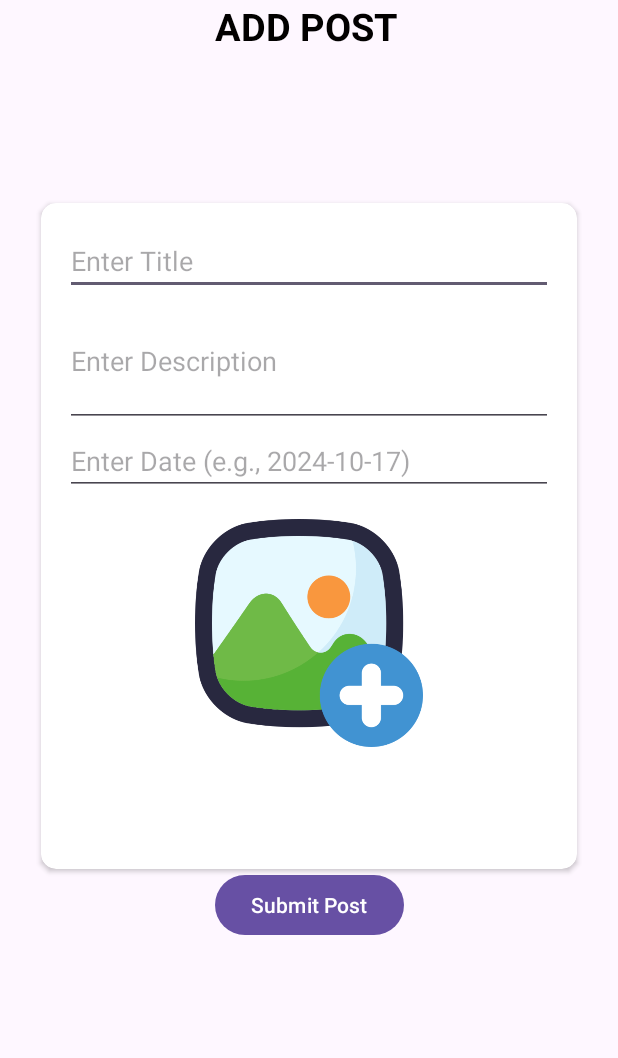
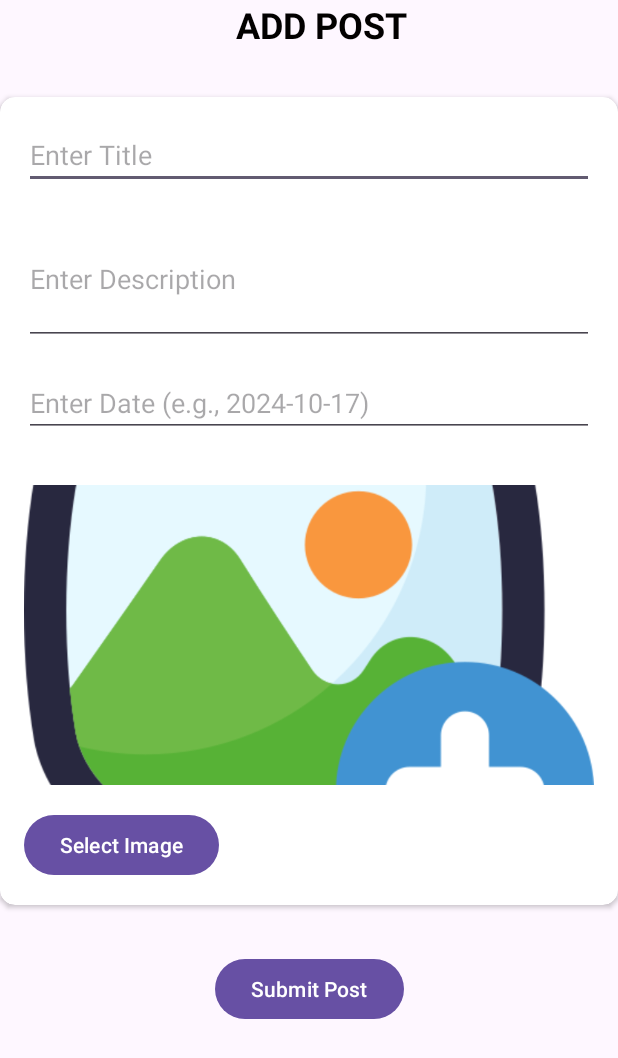
Before and after one commit to aziztrifi/mobilesanteeconect, an Android app: the AddBlog screen opened directly, with no data from a screen before it, on a phone screen of 412 x 824 dp. Shown: the top 1058 px of the screen. Run offline under Robolectric (Android 15) with nearby library versions, the phone set to English and light mode, and no system bars.

Commit message:
add imageblog

```diff
--- a/app/src/main/res/layout/activity_addblog.xml
+++ b/app/src/main/res/layout/activity_addblog.xml
@@ -7,38 +7,36 @@
     tools:context=".Activity.AddBlog">
 
     <!-- Add Post Header -->
-
-    <!-- Card for Blog Form -->
-
-    <!-- Submit Button -->
-
     <TextView
         android:id="@+id/textView4"
         style="@style/viewParent.headerText.NoMode"
-        android:layout_width="145dp"
-        android:layout_height="39dp"
-        android:layout_marginStart="4dp"
-        android:layout_marginBottom="52dp"
+        android:layout_width="wrap_content"
+        android:layout_height="wrap_content"
+        android:layout_marginStart="16dp"
+        android:layout_marginBottom="32dp"
         android:text="ADD POST"
         app:layout_constraintBottom_toTopOf="@+id/cardView"
         app:layout_constraintEnd_toEndOf="parent"
-        app:layout_constraintHorizontal_bias="0.53"
-        app:layout_constraintStart_toStartOf="parent" />
+        app:layout_constraintStart_toStartOf="parent"
+        app:layout_constraintTop_toTopOf="parent"
+        app:layout_constraintHorizontal_bias="0.5"
+        android:textSize="24sp" />
 
+    <!-- CardView for Blog Form -->
     <androidx.cardview.widget.CardView
         android:id="@+id/cardView"
-        android:layout_width="357dp"
-        android:layout_height="444dp"
-        android:layout_marginTop="96dp"
+        android:layout_width="0dp"
+        android:layout_height="wrap_content"
+        android:layout_marginTop="32dp"
         app:cardBackgroundColor="@color/whiteTextColor"
         app:cardCornerRadius="10dp"
         app:layout_constraintEnd_toEndOf="parent"
         app:layout_constraintStart_toStartOf="parent"
-        app:layout_constraintTop_toBottomOf="@+id/textView4">
+        app:layout_constraintTop_toBottomOf="@id/textView4">
 
         <LinearLayout
             android:layout_width="match_parent"
-            android:layout_height="match_parent"
+            android:layout_height="wrap_content"
             android:orientation="vertical"
             android:padding="16dp">
 
@@ -48,7 +46,8 @@
                 android:layout_width="match_parent"
                 android:layout_height="wrap_content"
                 android:hint="Enter Title"
-                android:inputType="text" />
+                android:inputType="text"
+                android:layout_marginBottom="16dp" />
 
             <!-- Blog Description -->
             <EditText
@@ -57,7 +56,8 @@
                 android:layout_height="wrap_content"
                 android:hint="Enter Description"
                 android:inputType="textMultiLine"
-                android:minLines="3" />
+                android:minLines="3"
+                android:layout_marginBottom="16dp" />
 
             <!-- Blog Date -->
             <EditText
@@ -65,20 +65,32 @@
                 android:layout_width="match_parent"
                 android:layout_height="wrap_content"
                 android:hint="Enter Date (e.g., 2024-10-17)"
-                android:inputType="date" />
+                android:inputType="date"
+                android:layout_marginBottom="16dp" />
 
             <!-- Add Image Placeholder -->
             <ImageView
                 android:id="@+id/imageView8"
                 android:layout_width="match_parent"
-                android:layout_height="152dp"
+                android:layout_height="200dp"
                 android:layout_marginTop="16dp"
                 android:contentDescription="Add Image"
-                android:src="@drawable/ic_add_image" />
+                android:src="@drawable/ic_add_image"
+                android:scaleType="centerCrop"
+                android:layout_marginBottom="16dp" />
+
+            <!-- Button to Select Image -->
+            <Button
+                android:id="@+id/buttonSelectImage"
+                android:layout_width="wrap_content"
+                android:layout_height="wrap_content"
+                android:text="Select Image"
+                android:onClick="selectImage" />
 
         </LinearLayout>
     </androidx.cardview.widget.CardView>
 
+    <!-- Submit Button -->
     <Button
         android:id="@+id/submitPostButton"
         android:layout_width="wrap_content"
@@ -87,6 +99,7 @@
         android:onClick="submitPost"
         app:layout_constraintTop_toBottomOf="@+id/cardView"
         app:layout_constraintStart_toStartOf="parent"
-        app:layout_constraintEnd_toEndOf="parent" />
+        app:layout_constraintEnd_toEndOf="parent"
+        android:layout_marginTop="32dp"/>
 
 </androidx.constraintlayout.widget.ConstraintLayout>
```
Also changed, not shown: app/src/main/java/com/example/santeconnect/Activity/AddBlog.java (+56 -2 lines), app/src/main/java/com/example/santeconnect/Activity/showblog.java (+22 -30 lines), app/src/main/java/com/example/santeconnect/adapter/BlogAdapter.java (+16 -5 lines), app/src/main/java/com/example/santeconnect/entity/Blog.java (+44 -3 lines), app/src/main/res/layout/activity_blog_item.xml (+27 -7 lines), app/src/main/res/layout/activity_showblog.xml (+10 -7 lines), app/src/main/res/values/colors.xml (+12 -5 lines).
